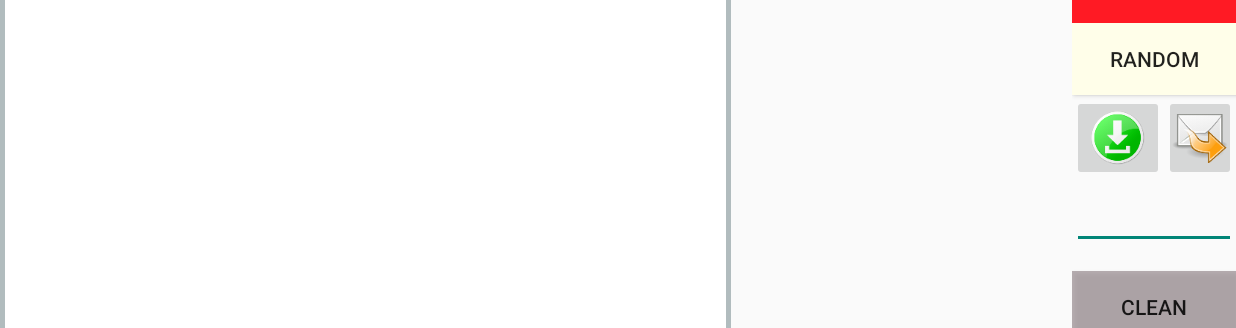
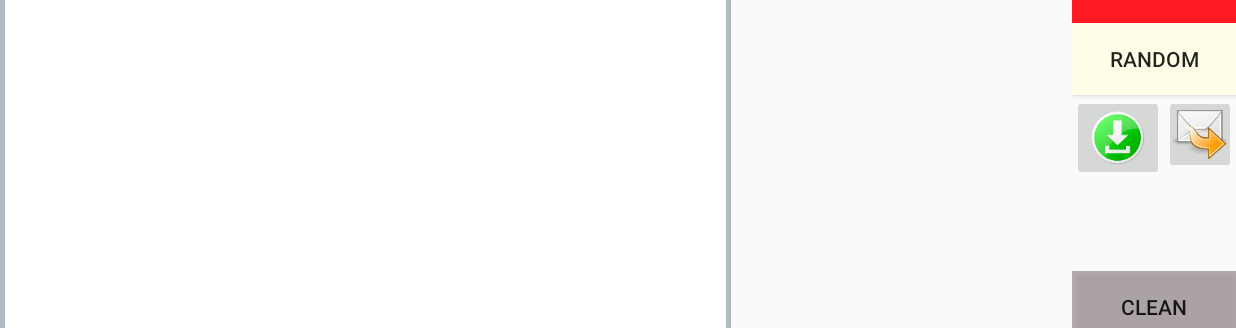
Before and after one commit to roeycn/RoeyApp, an Android app: the screen it shows after launch (Screen1), after a tap on an icon or button, on a phone screen of 824 x 412 dp (held sideways). Shown: the part 186-514 px from the top of the screen. Run offline under Robolectric (Android 15) with nearby library versions, the light colour scheme and no system bars; libraries missing offline, so code that uses them is left out: com.pes.androidmaterialcolorpickerdialog.

Commit message:
fixing save pop-up bug fixing incoming call bug

```diff
--- a/app/src/main/java/com/example/roey/roeyapp/MainActivity.java
+++ b/app/src/main/java/com/example/roey/roeyapp/MainActivity.java
@@ -1,6 +1,8 @@
 package com.example.roey.roeyapp;
 
+import android.content.ComponentName;
 import android.content.Intent;
+import android.content.pm.PackageManager;
 import android.support.v7.app.AppCompatActivity;
 import android.os.Bundle;
 import android.view.Menu;
@@ -63,6 +65,27 @@ public class MainActivity extends AppCompatActivity implements View.OnClickListe
 
     }
 
+    @Override
+    protected void onResume(){
+    super.onResume();
+
+        ComponentName component=new ComponentName(this, IncomingCall.class);
+        getPackageManager()
+                .setComponentEnabledSetting(component,
+                        PackageManager.COMPONENT_ENABLED_STATE_ENABLED,
+                        PackageManager.DONT_KILL_APP);
+    }
+
+    @Override
+    public void onPause(){
+    super.onPause();
+
+        ComponentName component=new ComponentName(this, IncomingCall.class);
+        getPackageManager()
+                .setComponentEnabledSetting(component,
+                        PackageManager.COMPONENT_ENABLED_STATE_DISABLED,
+                        PackageManager.DONT_KILL_APP);
+    }
 
 
     @Override
@@ -197,7 +220,6 @@ public class MainActivity extends AppCompatActivity implements View.OnClickListe
 
 
 
-
     @Override
     public boolean onCreateOptionsMenu(Menu menu) {
         // Inflate the menu; this adds items to the action bar if it is present.
@@ -222,4 +244,7 @@ public class MainActivity extends AppCompatActivity implements View.OnClickListe
 
 
 
+
+
+
 }
--- a/app/src/main/java/com/example/roey/roeyapp/Screen1.java
+++ b/app/src/main/java/com/example/roey/roeyapp/Screen1.java
@@ -1,6 +1,7 @@
 package com.example.roey.roeyapp;
 
 import android.app.Activity;
+import android.app.Dialog;
 import android.content.Context;
 import android.content.Intent;
 import android.database.Cursor;
@@ -16,6 +17,7 @@ import android.view.View;
 import android.widget.Button;
 import android.widget.EditText;
 import android.widget.ImageButton;
+import android.widget.TextView;
 import android.widget.Toast;
 
 import java.io.File;
@@ -38,17 +40,14 @@ public class Screen1 extends Activity implements View.OnClickListener {
     ImageButton bSendMail;
     boolean canW , canR ;
 
-
-
     public static String filename = "MySharedString";
-    EditText sharedData;
+    //EditText sharedData;
     File path = null;
 
     public static Screen1 mInstance = null;
+    private String state;
 
-
-
-    private String state;
+    final Context context = this;
 
 
     @Override
@@ -68,7 +67,7 @@ public class Screen1 extends Activity implements View.OnClickListener {
         bClean = (Button) findViewById(R.id.bCLEAN);
         bSave = (ImageButton) findViewById(R.id.ibSave);
         bSendMail = (ImageButton) findViewById(R.id.ibSendMail);
-        sharedData = (EditText) findViewById(R.id.etSavedName);
+   //     sharedData = (EditText) findViewById(R.id.etSavedName);
 
         bColorSelect.setOnClickListener(this);
         bRandom.setOnClickListener(this);
@@ -79,6 +78,7 @@ public class Screen1 extends Activity implements View.OnClickListener {
         checkState();
 
         mInstance = this;
+
 
 
 
@@ -183,15 +183,40 @@ public class Screen1 extends Activity implements View.OnClickListener {
 
                 if (canW == canR == true ) {
 
-                  // graphics.invalidate();
+                    // we will go to popupsave activity and display it as dialog.
 
-                    Intent i =  new Intent("com.example.roey.roeyapp.POPUPSAVEDSCREEN1") ;
+                    Intent i = new Intent("com.example.roey.roeyapp.POPUPSAVEDSCREEN1");
                     startActivity(i);
 
+                }
+
+                    // another way to display dialog:
+                    /*
+                    graphics.invalidate();
+                    // create a Dialog component
+                    final Dialog dialog = new Dialog(context);
+                    Button bDismiss = (Button) dialog.findViewById(R.id.dismiss);
+                    Button bSave = (Button)dialog.findViewById(R.id.bsave);
+                    //tell the Dialog to use the dialog.xml as it's layout description
+                    dialog.setContentView(R.layout.popupsavescreen1);
+                    dialog.setTitle("Android Custom Dialog Box");
+                    bDismiss.setOnClickListener(new View.OnClickListener() {
+                        @Override
+                        public void onClick(View v) {
+                            dialog.dismiss();
+                        }
+                    });
+                    bSave.setOnClickListener(new View.OnClickListener(){
+                        @Override
+                        public void onClick(View v) {
+                            saveImage();
+                        }
+                    });
+                    dialog.show();
+                }
+                */
 
                  //   saveImage();
-
-               }
                 break;
 
             case R.id.ibSendMail:
@@ -244,7 +269,7 @@ public class Screen1 extends Activity implements View.OnClickListener {
         }
     }
 
-
+/*
     public void saveImage() {
         path = Environment.getExternalStoragePublicDirectory(Environment.DIRECTORY_PICTURES);
         String f = sharedData.getText().toString();
@@ -287,4 +312,7 @@ public class Screen1 extends Activity implements View.OnClickListener {
             e.printStackTrace();
         }
     }
+
+    */
+
 }
--- a/app/src/main/res/layout/screen1.xml
+++ b/app/src/main/res/layout/screen1.xml
@@ -84,22 +84,11 @@
             android:layout_alignParentLeft="true"
             android:layout_alignParentStart="true" />
 
-        <EditText
-            android:layout_width="wrap_content"
-            android:layout_height="wrap_content"
-            android:id="@+id/etSavedName"
-            android:layout_below="@+id/ibSave"
-            android:layout_alignParentLeft="true"
-            android:layout_alignParentStart="true"
-            android:layout_alignParentRight="true"
-            android:layout_alignParentEnd="true" />
-
         <ImageButton
             android:layout_width="wrap_content"
             android:layout_height="wrap_content"
             android:id="@+id/ibSendMail"
             android:src="@drawable/email"
-            android:layout_above="@+id/etSavedName"
             android:layout_alignParentRight="true"
             android:layout_alignParentEnd="true"
             android:layout_alignTop="@+id/ibSave"
```
Also changed, not shown: app/src/main/AndroidManifest.xml (+16 -0 lines), app/src/main/java/com/example/roey/roeyapp/IncomingCall.java (added, +73 -0 lines), app/src/main/java/com/example/roey/roeyapp/MyBroadcastReceiver.java (added, +22 -0 lines), app/src/main/java/com/example/roey/roeyapp/PopupSaveScreen1.java (+18 -13 lines), app/src/main/java/com/example/roey/roeyapp/Screen5.java (+46 -4 lines), app/src/main/res/layout/screen5.xml (+35 -5 lines).
